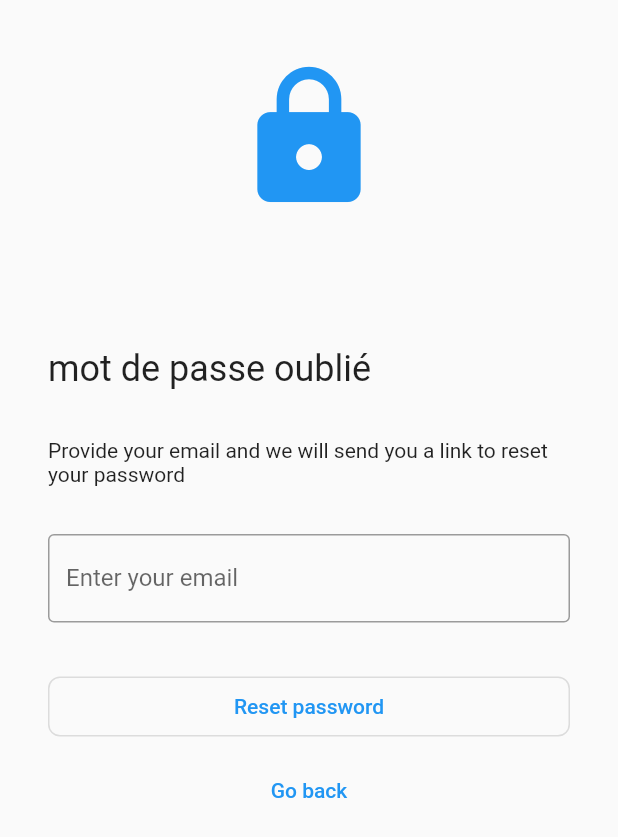
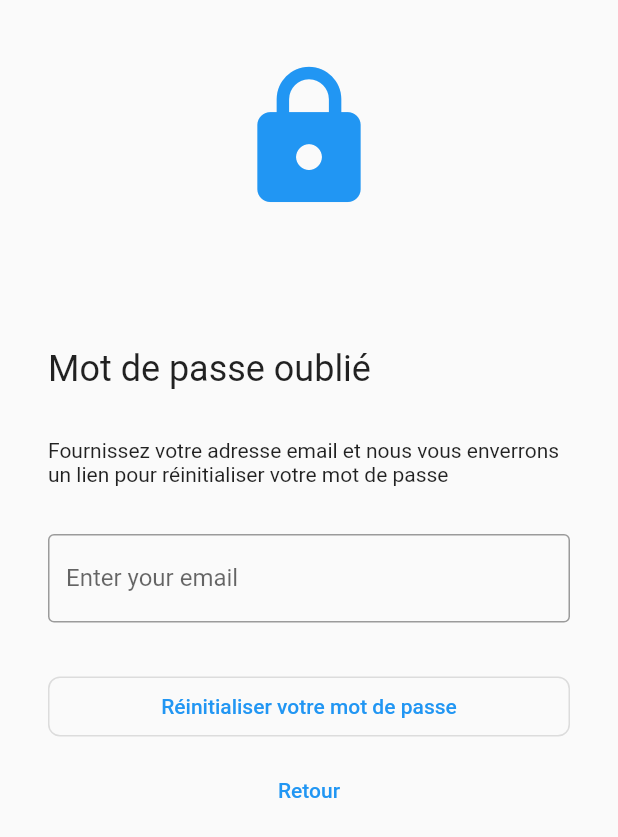
Before and after one commit to DaniyelG/flutter_login, a Flutter app: the ForgotPasswordScreen screen opened by its route, on a phone screen of 412 x 824 dp. Shown: the top 837 px of the screen. Run offline on Flutter 3.47's test engine with Material 2 defaults, Android fonts, the phone set to English and light mode, and no system bars; our stand-ins replace cloud_firestore, email_validator, firebase_auth, firebase_core, firebase_database, firebase_dynamic_links and 3 more; missing offline and left inert: desktop_webview_auth, flutter_facebook_auth, twitter_login; accounts and stored records are empty; network calls fail.

Commit message:
french only

```diff
--- a/lib/src/i10n/lang/en.dart
+++ b/lib/src/i10n/lang/en.dart
@@ -175,89 +175,94 @@ class EnLocalizations extends FlutterFireUILocalizationLabels {
     this.registerActionText = 'Inscription',
     this.signInButtonText = 'Connexion',
     this.registerButtonText = 'Inscription',
-    this.linkEmailButtonText = 'Next',
-    this.signInWithPhoneButtonText = 'Sign in with phone',
-    this.signInWithGoogleButtonText = 'Sign in with Google',
-    this.signInWithAppleButtonText = 'Sign in with Apple',
-    this.signInWithTwitterButtonText = 'Sign in with Twitter',
-    this.signInWithFacebookButtonText = 'Sign in with Facebook',
-    this.phoneVerificationViewTitleText = 'Enter your phone number',
-    this.verifyPhoneNumberButtonText = 'Next',
-    this.verifyCodeButtonText = 'Verify',
-    this.verifyingPhoneNumberViewTitle = 'Enter code from SMS',
-    this.unknownError = 'An unknown error occurred',
+    this.linkEmailButtonText = 'Suivant',
+    this.signInWithPhoneButtonText = 'Se connecter avec un téléphone',
+    this.signInWithGoogleButtonText = 'Se connecter avec Google',
+    this.signInWithAppleButtonText = 'Se connecter avec Apple',
+    this.signInWithTwitterButtonText = 'Se connecter avec Twitter',
+    this.signInWithFacebookButtonText = 'Se connecter avec Facebook',
+    this.phoneVerificationViewTitleText = 'Entrez votre numéro de téléphone',
+    this.verifyPhoneNumberButtonText = 'Suivant',
+    this.verifyCodeButtonText = 'Vérifier',
+    this.verifyingPhoneNumberViewTitle = 'Entrez le code reçu par sms',
+    this.unknownError = "Une erreur inconnue s'est produite",
     this.smsAutoresolutionFailedError =
-        'Failed to resolve SMS code automatically. Please enter your code manually',
-    this.smsCodeSentText = 'SMS code sent',
-    this.sendingSMSCodeText = 'Sending SMS code...',
-    this.verifyingSMSCodeText = 'Verifying SMS code...',
-    this.enterSMSCodeText = 'Enter SMS code',
-    this.emailIsRequiredErrorText = 'Email is required',
-    this.isNotAValidEmailErrorText = 'Provide a valid email',
-    this.userNotFoundErrorText = "Account doesn't exist",
-    this.emailTakenErrorText = 'Account with such email already exists',
+        'Impossible de retrouver le code automatiquement. Veuillez entrer votre code manuellement',
+    this.smsCodeSentText = 'Code envoyé par SMS',
+    this.sendingSMSCodeText = 'Envoi du code par SMS',
+    this.verifyingSMSCodeText = 'Vérification du code SMS',
+    this.enterSMSCodeText = 'Entrez le code reçu par SMS',
+    this.emailIsRequiredErrorText = 'Un email est requis',
+    this.isNotAValidEmailErrorText = 'Veuillez entrer un email valide',
+    this.userNotFoundErrorText = "Le compte n'existe pas",
+    this.emailTakenErrorText = 'Un compte existe déjà avec cette adresse email',
     this.accessDisabledErrorText =
-        'Access to this account has been temporarily disabled',
+        "L'accés à ce compte a été temporairement verrouillé",
     this.wrongOrNoPasswordErrorText =
-        'The password is invalid or the user does not have a password',
+        "Le mot de passe est invalide ou l'utilisateur n'a pas de mot de passe",
     this.signInText = 'Connexion',
     this.registerText = 'Inscription',
     this.registerHintText = "Vous n'avez pas de compte ?",
-    this.signInHintText = 'Vous avez déjà un compte?',
-    this.signOutButtonText = 'Deconnexion',
-    this.phoneInputLabel = 'Phone number',
-    this.phoneNumberInvalidErrorText = 'Phone number is invalid',
-    this.phoneNumberIsRequiredErrorText = 'Phone number is required',
-    this.profile = 'Profile',
-    this.name = 'Name',
-    this.deleteAccount = 'Delete account',
-    this.passwordIsRequiredErrorText = 'Password is required',
-    this.confirmPasswordIsRequiredErrorText = 'Confirmer votre mot de passe',
-    this.confirmPasswordDoesNotMatchErrorText = 'Passwords do not match',
-    this.confirmPasswordInputLabel = 'Confirmer votre mot de passe',
-    this.forgotPasswordButtonLabel = 'mot de passe oublié?',
-    this.forgotPasswordViewTitle = 'mot de passe oublié',
-    this.resetPasswordButtonLabel = 'Reset password',
-    this.verifyItsYouText = "Verify it's you",
+    this.signInHintText = 'Vous avez déjà un compte ?',
+    this.signOutButtonText = 'Déconnexion',
+    this.phoneInputLabel = 'Numéro de téléphone',
+    this.phoneNumberInvalidErrorText =
+        "Le numéro de téléphone n'est pas valide",
+    this.phoneNumberIsRequiredErrorText = 'Un numéro de téléphone est requis',
+    this.profile = 'Profil',
+    this.name = 'Nom',
+    this.deleteAccount = 'Supprimer le compte',
+    this.passwordIsRequiredErrorText = 'Un mot de passe est requis',
+    this.confirmPasswordIsRequiredErrorText =
+        'Veuillez confirmer votre mot de passe',
+    this.confirmPasswordDoesNotMatchErrorText =
+        'Les mots de passe ne se correspondent pas',
+    this.confirmPasswordInputLabel = 'Confirmez votre mot de passe',
+    this.forgotPasswordButtonLabel = 'Mot de passe oublié ?',
+    this.forgotPasswordViewTitle = 'Mot de passe oublié',
+    this.resetPasswordButtonLabel = 'Réinitialiser votre mot de passe',
+    this.verifyItsYouText = 'Vérifiez votre identité',
     this.differentMethodsSignInTitleText =
-        'Use one of the following methods to sign in',
-    this.findProviderForEmailTitleText = 'Enter your email to continue',
-    this.continueText = 'Continue',
+        'Utilisez une des méthodes suivantes pour vous connecter',
+    this.findProviderForEmailTitleText =
+        'Entrez votre adresse email pour continuer',
+    this.continueText = 'Continuer',
     this.countryCode = 'Code',
-    this.codeRequiredErrorText = 'Country code is required',
-    this.invalidCountryCode = 'Invalid code',
-    this.chooseACountry = 'Choose a country',
-    this.enableMoreSignInMethods = 'Enable more sign in methods',
-    this.signInMethods = 'Sign in methods',
-    this.provideEmail = 'Provide your email and password',
-    this.goBackButtonLabel = 'Go back',
+    this.codeRequiredErrorText = 'Un code de pays est requis',
+    this.invalidCountryCode = 'Code pays invalide',
+    this.chooseACountry = 'Choisissez un pays',
+    this.enableMoreSignInMethods = 'Activer plus de moyens de connexion',
+    this.signInMethods = 'Moyens de connexion',
+    this.provideEmail = 'Fournissez votre adresse email et votre mot de passe',
+    this.goBackButtonLabel = 'Retour',
     this.passwordResetEmailSentText =
-        "We've sent you an email with a link to reset your password. Please check your email.",
+        'Nous vous avons envoyé un email avec un lien pour réinitialiser votre mot de passe. Veuillez vérifier vos emails.',
     this.forgotPasswordHintText =
-        'Provide your email and we will send you a link to reset your password',
-    this.emailLinkSignInButtonLabel = 'Sign in with magic link',
-    this.signInWithEmailLinkViewTitleText = 'Sign in with magic link',
+        'Fournissez votre adresse email et nous vous enverrons un lien pour réinitialiser votre mot de passe',
+    this.emailLinkSignInButtonLabel = 'Connectez-vous avec le lien magique',
+    this.signInWithEmailLinkViewTitleText =
+        'Connectez-vous avec le lien magique',
     this.signInWithEmailLinkSentText =
-        "We've sent you an email with a magic link. Check your email and follow the link to sign in",
-    this.sendLinkButtonLabel = 'Send magic link',
-    this.arrayLabel = 'array',
-    this.booleanLabel = 'boolean',
+        'Nous vous avons envoyé un email avec un lien magique. Vérifiez vos emails et clickez sur le lien pour vous connecter',
+    this.sendLinkButtonLabel = 'Envoyer un lien magique',
+    this.arrayLabel = 'liste',
+    this.booleanLabel = 'booléen',
     this.mapLabel = 'map',
-    this.nullLabel = 'null',
-    this.numberLabel = 'number',
-    this.stringLabel = 'string',
+    this.nullLabel = 'nul',
+    this.numberLabel = 'numéro',
+    this.stringLabel = 'chaîne de caractères',
     this.typeLabel = 'type',
-    this.valueLabel = 'value',
-    this.cancelLabel = 'cancel',
-    this.updateLabel = 'update',
+    this.valueLabel = 'valeur',
+    this.cancelLabel = 'annuler',
+    this.updateLabel = 'rafraichir',
     this.northInitialLabel = 'N',
     this.southInitialLabel = 'S',
-    this.westInitialLabel = 'W',
+    this.westInitialLabel = 'O',
     this.eastInitialLabel = 'E',
-    this.timestampLabel = 'timestamp',
+    this.timestampLabel = 'horodatage',
     this.longitudeLabel = 'longitude',
     this.latitudeLabel = 'latitude',
-    this.geopointLabel = 'geopoint',
-    this.referenceLabel = 'reference',
+    this.geopointLabel = 'géopoint',
+    this.referenceLabel = 'référence',
   });
 }
```
